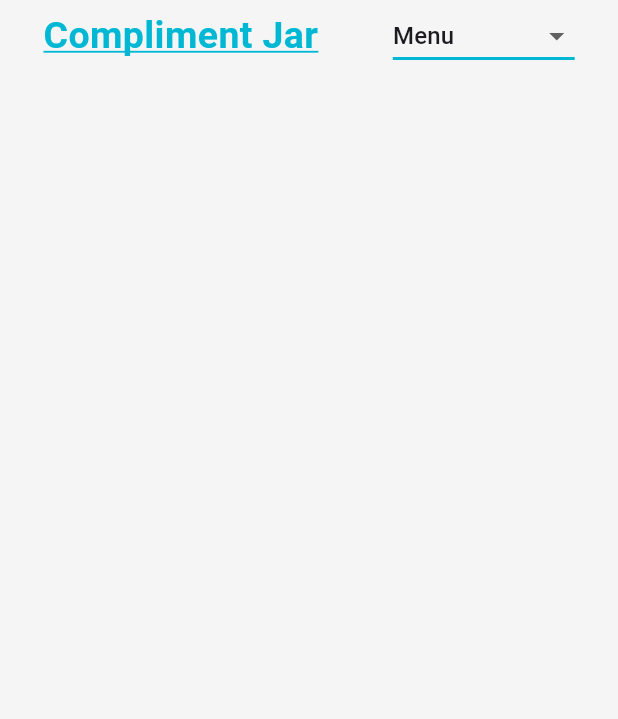
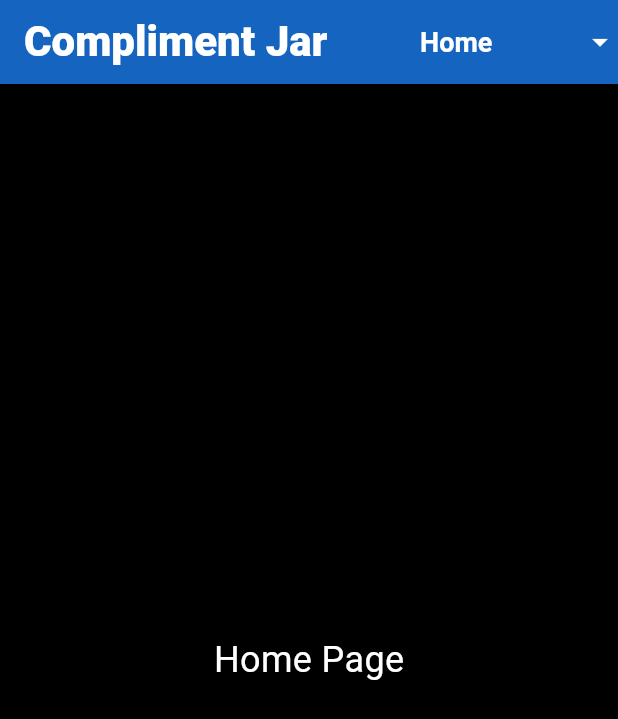
Before and after one commit to Greeceuniquecode/bugtrackr-flutter, a Flutter app: the screen it shows after launch, on a phone screen of 412 x 824 dp. Shown: the top 719 px of the screen. Run offline on Flutter 3.47's test engine with Material 3 defaults, Android fonts, the phone set to English and light mode, and no system bars.

Commit message:
Added multi drop down and other pages in its child

```diff
--- a/lib/main.dart
+++ b/lib/main.dart
@@ -1,4 +1,4 @@
-import 'package:complimentsjar/pages/homePage.dart';
+import 'package:complimentsjar/pages/home_page.dart';
 import 'package:flutter/material.dart';
 main(){
   runApp(App());
@@ -10,7 +10,7 @@ class App extends StatelessWidget{
     return MaterialApp(
       title: "Compliment Jar",
       theme: ThemeData(scaffoldBackgroundColor: Colors.grey.shade100),
-      home: Homepage(),
+      home: HomePage(),
     ) ;
   }
 }
--- /dev/null
+++ b/lib/pages/about_page.dart
@@ -0,0 +1,9 @@
+import 'package:flutter/material.dart';
+
+class AboutPage extends StatelessWidget {
+  const AboutPage({super.key});
+  @override
+  Widget build(BuildContext context) {
+    return Text("This is About Page", style: TextStyle(color: Colors.black),);
+  }
+}
--- a/lib/pages/homePage.dart
+++ /dev/null
@@ -1,57 +0,0 @@
-import 'package:flutter/material.dart';
-
-class Homepage extends StatelessWidget {
-  const Homepage({super.key});
-  @override
-  Widget build(BuildContext context) {
-    return Scaffold(
-      body: SafeArea(
-        child: Container(
-          margin: EdgeInsets.symmetric(horizontal: 4, vertical: 0),
-          child: Column(
-            children: [
-              Row(
-                mainAxisAlignment: MainAxisAlignment.spaceAround,
-                children: [_titletext(), dropdownMenu()],
-              ),
-            ],
-          ),
-        ),
-      ),
-    );
-  }
-
-  Widget _titletext() {
-    return Text(
-      'Compliment Jar',
-      style: TextStyle(
-        fontSize: 25,
-        fontWeight: FontWeight.bold,
-        color: Colors.cyanAccent.shade700,
-        decoration: TextDecoration.underline,
-        decorationColor: Colors.cyanAccent.shade700,
-      ),
-    );
-  }
-
-  Widget dropdownMenu() {
-    List<String> menubuttons = [
-      "Menu",
-      "Home",
-      "Contact Us",
-      "About Us",
-      "Compliments",
-    ];
-    return DropdownButton(
-      value: menubuttons.first,
-      onChanged: (_) {},
-      underline: Container(height: 2 , color: Colors.cyanAccent.shade700),
-      items:
-          menubuttons.map((btn) {
-            return DropdownMenuItem(
-              value: btn,
-              child: Text(btn));
-          }).toList(),
-    );
-  }
-}
--- /dev/null
+++ b/lib/pages/home_page.dart
@@ -0,0 +1,132 @@
+import 'package:complimentsjar/pages/about_page.dart';
+import './signup_page.dart';
+import 'package:flutter/material.dart';
+
+// Reusable dropdown widget
+class CustomDropdown extends StatefulWidget {
+  final List<String> values;
+  final void Function(String) onSelected;
+
+  const CustomDropdown({
+    required this.values,
+    required this.onSelected,
+    super.key,
+  });
+
+  @override
+  State<CustomDropdown> createState() => _CustomDropdownState();
+}
+
+class _CustomDropdownState extends State<CustomDropdown> {
+  late String selectedValue;
+
+  @override
+  void initState() {
+    super.initState();
+    selectedValue = widget.values.first;
+  }
+
+  @override
+  Widget build(BuildContext context) {
+    return DropdownButton<String>(
+      value: selectedValue,
+      dropdownColor: Colors.blue.shade800,
+      style: const TextStyle(
+        fontSize: 18,
+        fontWeight: FontWeight.bold,
+        color: Colors.white,
+      ),
+      icon: const Icon(Icons.arrow_drop_down, color: Colors.white),
+      underline: const SizedBox(),
+      items:
+          widget.values
+              .map((v) => DropdownMenuItem(value: v, child: Text(v)))
+              .toList(),
+      onChanged: (value) {
+        if (value != null) {
+          setState(() => selectedValue = value);
+          widget.onSelected(value);
+        }
+      },
+    );
+  }
+}
+
+// Main page with dynamic body content
+class HomePage extends StatefulWidget {
+  const HomePage({super.key});
+
+  @override
+  State<HomePage> createState() => _HomePageState();
+}
+
+class _HomePageState extends State<HomePage> {
+  final List<String> menuItems = [
+    "Home",
+    "About",
+    "Contact",
+    "Login",
+    "Sign Up",
+    "Compliments"
+  ];
+  String selectedMenu = "Home";
+
+  Widget getBodyWidget() {
+    switch (selectedMenu) {
+      case "About":
+        return AboutPage();
+      case "Contact":
+        return Text(
+          "Contact Page",
+          style: const TextStyle(fontSize: 24, color: Colors.white),
+        );
+      case "Login":
+       return Text(
+          "Login Page",
+          style: const TextStyle(fontSize: 24, color: Colors.white),
+        );
+      case "Sign Up":
+        return SignupPage();
+      default:
+        return Center(child: Text(
+          "Home Page",
+          style: const TextStyle(fontSize: 24, color: Colors.white),
+        ));
+    }
+  }
+
+  @override
+  Widget build(BuildContext context) {
+    return Scaffold(
+      backgroundColor: Colors.black,
+      appBar: AppBar(
+        backgroundColor: Colors.blue.shade800,
+        title: const Text(
+          "Compliment Jar",
+          style: TextStyle(
+            fontWeight: FontWeight.w900,
+            fontSize: 28,
+            color: Colors.white,
+          ),
+        ),
+        actions: [
+          Center(
+            child: CustomDropdown(
+              values: menuItems,
+              onSelected: (value) {
+                setState(() {
+                  selectedMenu = value;
+                });
+              },
+            ),
+          ),
+        ],
+      ),
+      body: SafeArea(child: getBodyWidget()),
+    );
+  }
+}
+
+void main() {
+  runApp(const MaterialApp(home: HomePage()));
+}
--- /dev/null
+++ b/lib/pages/signup_page.dart
@@ -0,0 +1,9 @@
+import "package:flutter/material.dart";
+
+class SignupPage extends StatelessWidget {
+  const SignupPage({super.key});
+  @override
+  Widget build(BuildContext context) {
+    return Column(children: [Text("Signup Page")]);
+  }
+}
--- /dev/null
+++ b/lib/widgets/CustomDropDown.dart
@@ -0,0 +1,50 @@
+import 'package:flutter/material.dart';
+
+class CustomDropdown extends StatefulWidget {
+  final List<String> values;
+  final void Function(String)? onSelected;
+  const CustomDropdown({required this.values, this.onSelected, super.key});
+  @override
+  State<CustomDropdown> createState() => _CustomDropdownState();
+}
+
+class _CustomDropdownState extends State<CustomDropdown> {
+  late String selectedValue;
+
+  @override
+  void initState() {
+    super.initState();
+    selectedValue = widget.values.first;
+  }
+
+  @override
+  Widget build(BuildContext context) {
+    return DropdownButton<String>(
+      value: selectedValue,
+      style: const TextStyle(
+        fontSize: 20,
+        fontWeight: FontWeight.w700,
+        color: Colors.white,
+      ),
+      icon: const Icon(Icons.arrow_drop_down, color: Colors.white),
+      dropdownColor: Colors.blue.shade800,
+      borderRadius: BorderRadius.circular(6),
+      underline: const SizedBox(),
+      items: widget.values.map((e) {
+        return DropdownMenuItem(
+          value: e,
+          child: Padding(
+            padding: const EdgeInsets.symmetric(vertical: 4),
+            child: Text(e),
+          ),
+        );
+      }).toList(),
+      onChanged: (newValue) {
+        if (newValue != null) {
+          setState(() => selectedValue = newValue);
+          widget.onSelected?.call(newValue);
+        }
+      },
+    );
+  }
+}
--- a/pubspec.yaml
+++ b/pubspec.yaml
@@ -58,9 +58,8 @@ flutter:
   uses-material-design: true
 
   # To add assets to your application, add an assets section, like this:
-  # assets:
-  #   - images/a_dot_burr.jpeg
-  #   - images/a_dot_ham.jpeg
+  assets:
+    - assets/images/
 
   # An image asset can refer to one or more resolution-specific "variants", see
   # https://flutter.dev/to/resolution-aware-images
```
Also changed, not shown: assets/images/4k-marvel.jpg (added), assets/images/Logo.png (added), 1 other file.
